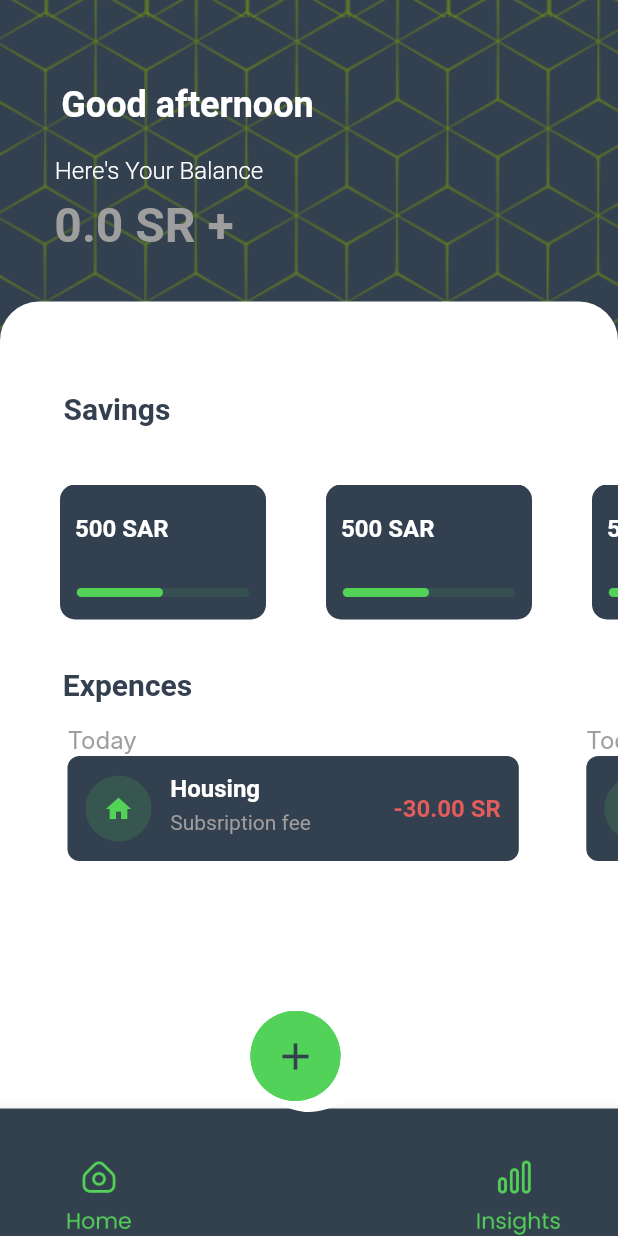
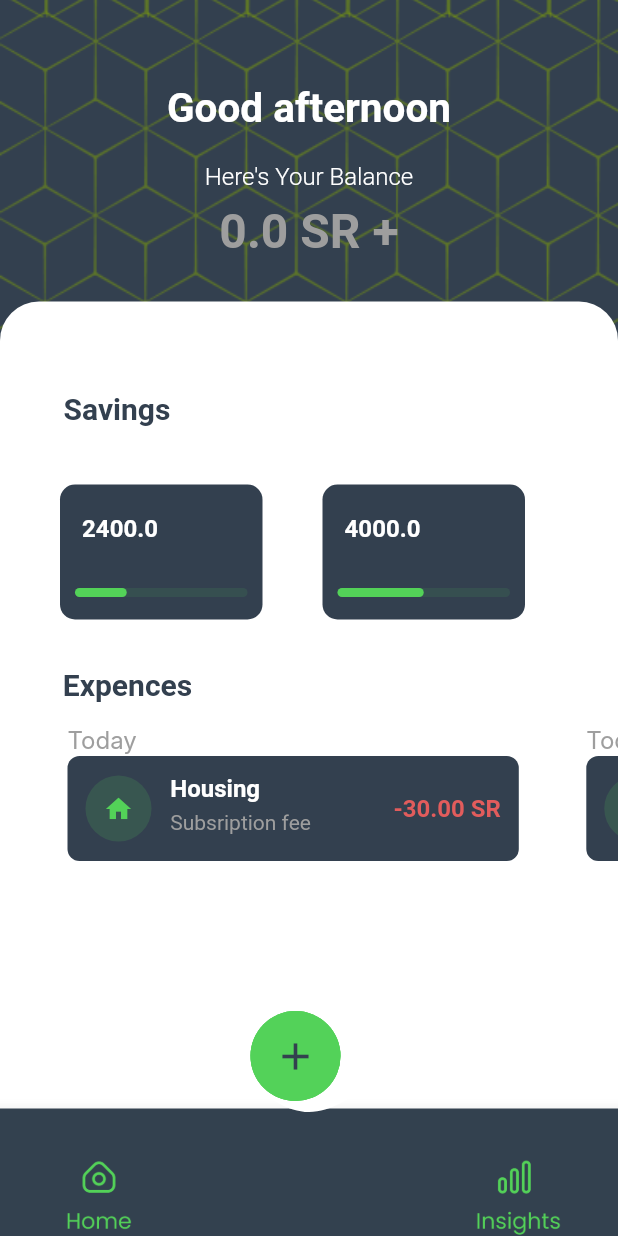
Before and after one commit to jawaher-alqotym/finance_app, a Flutter app: the screen it shows after launch, on a phone screen of 412 x 824 dp. Run offline on Flutter 3.47's test engine with Material 2 defaults, Android fonts, the phone set to English and light mode, and no system bars; drawn by our look-alikes of percent_indicator; our stand-ins replace flutter_svg, get, syncfusion_flutter_charts, toggle_switch; Roboto replaces fonts that are missing (Inter).

Commit message:
new commit

```diff
--- a/lib/controllers/userController.dart
+++ b/lib/controllers/userController.dart
@@ -8,10 +8,12 @@ import 'package:finance_app/models/saving.dart';
 import 'package:finance_app/models/expense.dart';
 
 class UserController extends GetxController {
-  User user = new User(income: 0, savingList: <Saving>[], expenseList: <Expense>[]);
+  User user = new User(income: 0, savingList: <Saving>[    new Saving(0.30),
+    new Saving(0.50),], expenseList: <Expense>[]);
 
 
   updateIncome(newIncome){
+    print("in updateIncome $newIncome");
     this.user.income = newIncome;
 
   }
--- a/lib/models/saving.dart
+++ b/lib/models/saving.dart
@@ -1,13 +1,20 @@
 /* lib/models/saving,dart */
 
 import 'package:finance_app/models/category.dart';
+import 'package:flutter/material.dart';
 
 class Saving {
-  double? percenst;
+  double percenst =0.0;
   double? amount_of_saving;
   Catgory? catgory;
+  // double? userIncoum;
 
-  Saving({this.percenst, this.amount_of_saving, this.catgory});
+  Saving(double percent){
+         this.percenst = percent;
+         this.amount_of_saving =( 8000 * percent);
+         this.catgory = null;
+  }
+
 
 
   }
--- a/lib/widgets/homeContant.dart
+++ b/lib/widgets/homeContant.dart
@@ -14,6 +14,11 @@ import 'package:get/route_manager.dart';
 import 'package:finance_app/widgets/addBalance.dart';
 import 'package:finance_app/widgets/num_pad.dart';
 
+import "package:finance_app/controllers/userController.dart";
+import "package:finance_app/models/user.dart";
+import "package:finance_app/models/saving.dart";
+import "package:finance_app/models/expense.dart";
+
 
 class HomeContant extends StatefulWidget {
   const HomeContant({super.key});
@@ -25,11 +30,13 @@ class HomeContant extends StatefulWidget {
 class _HomeContantState extends State<HomeContant> {
   // text controller
   final TextEditingController _myController = TextEditingController();
+  final userController = Get.find<UserController>();
+
   @override
   Widget build(BuildContext context) {
     double screenWidth = MediaQuery.of(context).size.width;
     String welcomeMessage = "Good afternoon";
-    double balance = 0.0;
+
 
     return Stack(
       alignment: Alignment.bottomCenter,
@@ -40,18 +47,18 @@ class _HomeContantState extends State<HomeContant> {
               child: Column(
                 children: [
                   Padding(
-                    padding: const EdgeInsets.only(right: 162.0),
+                    padding: const EdgeInsets.only(right: 0.0),
                     child: Text(
                       "$welcomeMessage",
                       style: TextStyle(
                         color: Colors.white,
-                        fontSize: 24,
+                        fontSize: 27,
                         fontWeight: FontWeight.bold,
                       ),
                     ),
                   ),
                   Padding(
-                    padding: const EdgeInsets.only(top: 20.0, right: 200),
+                    padding: const EdgeInsets.only(top: 20.0, right: 0),
                     child: Text(
                       "Here's Your Balance",
                       style: TextStyle(
@@ -63,7 +70,7 @@ class _HomeContantState extends State<HomeContant> {
                   ),
                   Padding(
                     padding: const EdgeInsets.only(
-                      right: 220.0,
+                      right: 0.0,
                     ),
                     child: TextButton(
                       onPressed: () => showBottomSheet(
@@ -75,9 +82,9 @@ class _HomeContantState extends State<HomeContant> {
                           context: context,
                           builder: (context) => buildSheet()),
                       child: Text(
-                        "$balance SR +",
+                        "${userController.user.income} SR +",
                         style: TextStyle(
-                          color: Colors.grey,
+                          color: userController.user.income > 0 ? Colors.white : Colors.grey,
                           fontSize: 32,
                           fontWeight: FontWeight.w600,
                         ),
@@ -122,8 +129,8 @@ class _HomeContantState extends State<HomeContant> {
                               margin: EdgeInsets.only(left: 0.0, top: 39.0, bottom: 32),
                               child: ListView.builder(
                                      scrollDirection: Axis.horizontal,
-                                     itemCount: 3,
-                                     itemBuilder: (context, index) =>  SavingCard()),
+                                     itemCount:  userController.user.savingList.length,
+                                     itemBuilder: (context, index) =>  SavingCard( percenst: userController.user.savingList[index].percenst, amount_of_saving: userController.user.savingList[index].amount_of_saving,)),
                             ),
                             ],
                         ),
@@ -204,15 +211,17 @@ class _HomeContantState extends State<HomeContant> {
         },
         // do something with the input numbers
         onSubmit: () {
+          userController.updateIncome(double.parse(_myController.text));
+          print(userController.user.income);
           debugPrint('Your added Balance: ${_myController.text}');
-          showDialog(
-              context: context,
-              builder: (_) => AlertDialog(
-                content: Text(
-                  "Your added balance: \n ${_myController.text}",
-                  style: const TextStyle(fontSize: 20),
-                ),
-              ));
+          // showDialog(
+          //     context: context,
+          //     builder: (_) => AlertDialog(
+          //       content: Text(
+          //         "Your added balance: \n ${_myController.text}",
+          //         style: const TextStyle(fontSize: 20),
+          //       ),
+          //     ));
         },
       ),
       ],
--- a/lib/widgets/savingCard.dart
+++ b/lib/widgets/savingCard.dart
@@ -2,10 +2,16 @@
 
 import 'package:flutter/material.dart';
 import 'package:percent_indicator/percent_indicator.dart';
+import 'package:finance_app/models/category.dart';
 
 
 class SavingCard extends StatefulWidget {
-  SavingCard({super.key});
+  double percenst;
+  double? amount_of_saving;
+  Catgory? catgory;
+
+  SavingCard({super.key, required this.percenst, this.amount_of_saving, this.catgory});
+
 
   @override
   State<SavingCard> createState() => _SavingCardState();
@@ -24,7 +30,7 @@ class _SavingCardState extends State<SavingCard> {
           children: [
             Padding(
               padding: const EdgeInsets.only(left: 10.0, right: 65.0, top: 20.0),
-              child: Text("500 SAR", style: TextStyle(color: Colors.white, fontSize: 16, fontWeight: FontWeight.w600),),
+              child: Text("${widget.amount_of_saving}", style: TextStyle(color: Colors.white, fontSize: 16, fontWeight: FontWeight.w600),),
             ),
             Padding(
               padding: const EdgeInsets.only(top: 30.0),
@@ -34,7 +40,7 @@ class _SavingCardState extends State<SavingCard> {
                 barRadius: const Radius.circular(16),
                 width: 135.0,
                 lineHeight: 6.0,
-                percent: 0.5,
+                percent: widget.percenst,
                 progressColor: Color(0xff53D258),
                 backgroundColor: Color(0xff364f50),
               ),
```
Also changed, not shown: lib/screens/insight_page.dart (+7 -2 lines), lib/widgets/navBar.dart (+12 -2 lines), lib/widgets/num_pad.dart (+8 -0 lines).
